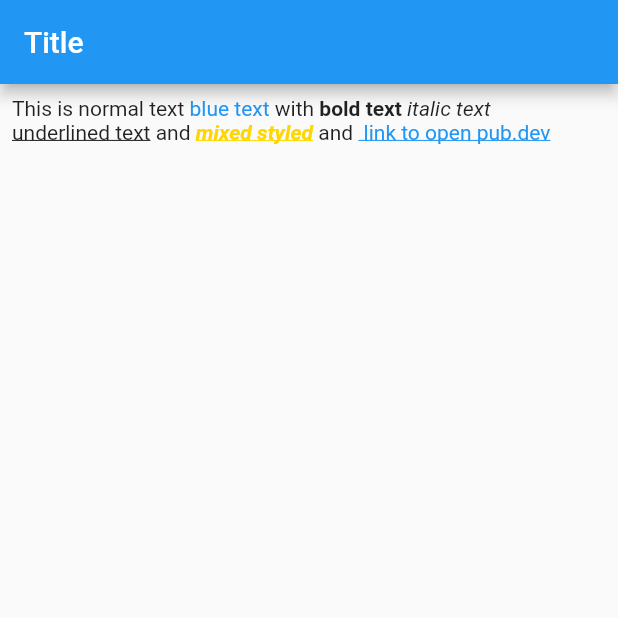
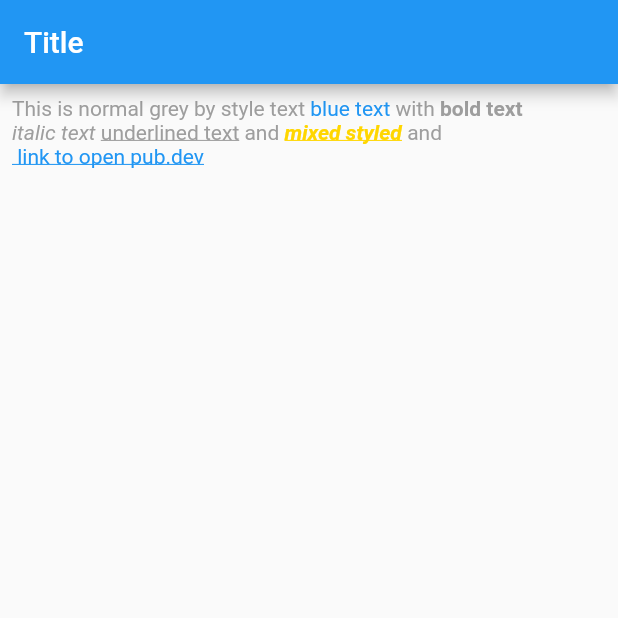
Before and after one commit to dudeck/flutter_text_styled, a Flutter app: the screen it shows after launch, on a phone screen of 412 x 824 dp, the top half of it. Run offline on Flutter 3.47's test engine with Material 2 defaults, Android fonts, the phone set to English and light mode, and no system bars.

Commit message:
0.5.0 New version with updated sample for merged style parameter

```diff
--- a/example/lib/main.dart
+++ b/example/lib/main.dart
@@ -23,8 +23,12 @@ class _StyledPageState extends State<StyledPage> {
           padding: const EdgeInsets.all(8.0),
           child: SingleChildScrollView(
             child: Wrap(
-              children: TextStyled().getStyledTextWidgets(
-                  "This is normal text [color=blue]blue text[/color] with [b]bold text[/b] [i]italic text[/i] [u]underlined text[/u] and [color=0xFFFFD600][b][i][u]mixed styled[/b][/i][/u][/color] and [a=https://pub.dev/packages/flutter_text_styled] link to open pub.dev[/a]"),
+              children: TextStyled(
+                textStyle: TextStyle(
+                  color: Colors.grey,
+                ),
+              ).getStyledTextWidgets(
+                  "This is normal grey by style text [color=blue]blue text[/color] with [b]bold text[/b] [i]italic text[/i] [u]underlined text[/u] and [color=0xFFFFD600][b][i][u]mixed styled[/b][/i][/u][/color] and [a=https://pub.dev/packages/flutter_text_styled] link to open pub.dev[/a]"),
             ),
           ),
         ),
--- a/lib/flutter_text_styled.dart
+++ b/lib/flutter_text_styled.dart
@@ -43,7 +43,9 @@ class TextStyled {
 
   static const REPLACEMENT_EMPTY_TAG = "";
 
-  TextStyled({this.textStyle = const TextStyle()});
+  TextStyled({
+    this.textStyle = const TextStyle(),
+  });
 
   List<Widget> getStyledTextWidgets(String text) {
     List<Widget> resultWidgets = [];
@@ -174,7 +176,12 @@ class TextStyled {
 
   void _addNormalTextWidget(List<Widget> resultWidgets) {
     if (_normalText != null && _normalText!.isNotEmpty) {
-      resultWidgets.add(Text(_normalText!, style: textStyle));
+      resultWidgets.add(
+        Text(
+          _normalText!,
+          style: textStyle,
+        ),
+      );
       _normalText = null;
     }
   }
--- a/pubspec.yaml
+++ b/pubspec.yaml
@@ -1,6 +1,6 @@
 name: flutter_text_styled
 description: Flutter package to get styled Text with basic HTML text tags.
-version: 0.4.0
+version: 0.5.0
 homepage: https://github.com/dudeck/flutter_text_styled
 
 environment:
```
Also changed, not shown: 2 other files.
